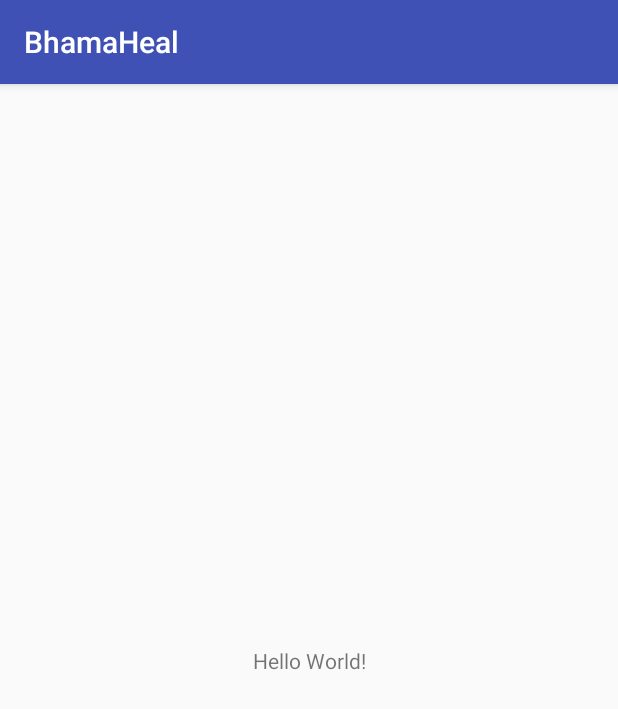
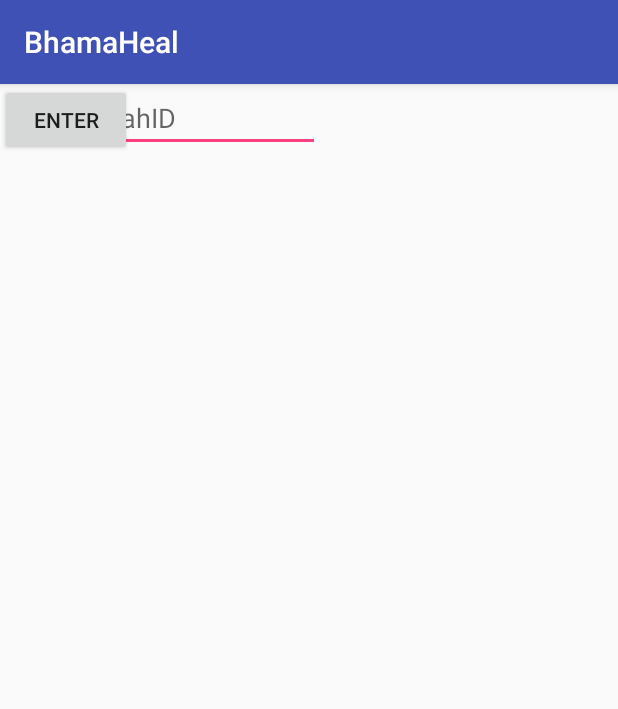
Before and after one commit to Flamingice2801/BhamaHeal-Rajasthan, an Android app: the screen it shows after launch (MainActivity), on a phone screen of 412 x 824 dp. Shown: the top 709 px of the screen. Run offline under Robolectric (Android 15) with nearby library versions, the phone set to English and light mode, and no system bars.

```diff
--- a/app/build.gradle
+++ b/app/build.gradle
@@ -26,5 +26,9 @@ dependencies {
     })
     compile 'com.android.support:appcompat-v7:25.1.1'
     compile 'com.android.support.constraint:constraint-layout:1.0.1'
+    compile 'com.squareup.retrofit2:retrofit:2.1.0'
+    compile 'com.squareup.retrofit2:converter-gson:2.1.0'
+    compile 'com.squareup.okhttp3:logging-interceptor:3.3.1'
+    compile 'com.android.support:design:25.1.1'
     testCompile 'junit:junit:4.12'
 }
--- a/app/src/main/java/com/sodevan/bhamaheal/MainActivity.java
+++ b/app/src/main/java/com/sodevan/bhamaheal/MainActivity.java
@@ -1,13 +1,39 @@
 package com.sodevan.bhamaheal;
 
+import android.content.Context;
+import android.content.Intent;
+import android.content.SharedPreferences;
+import android.os.Bundle;
 import android.support.v7.app.AppCompatActivity;
-import android.os.Bundle;
+import android.view.View;
+import android.widget.Button;
+import android.widget.EditText;
+
+import com.sodevan.bhamaheal.Activity.profile;
 
 public class MainActivity extends AppCompatActivity {
-
+    EditText bhID;
+    Button Enter;
+    public static final String MyPREFERENCES="login_prefs";
     @Override
     protected void onCreate(Bundle savedInstanceState) {
         super.onCreate(savedInstanceState);
         setContentView(R.layout.activity_main);
+        SharedPreferences sharedpreferences = getSharedPreferences(MyPREFERENCES, Context.MODE_PRIVATE);
+        final SharedPreferences.Editor editor = sharedpreferences.edit();
+        bhID= (EditText) findViewById(R.id.BhamashahID);
+        Enter= (Button) findViewById(R.id.Enter);
+        Enter.setOnClickListener(new View.OnClickListener() {
+            @Override
+            public void onClick(View view) {
+                String id=bhID.getText().toString();
+                editor.putString("bhID",id);
+                editor.commit();
+                Intent i=new Intent(MainActivity.this,profile.class);
+                startActivity(i);
+                finish();
+
+            }
+        });
     }
 }
--- a/app/src/main/res/layout/activity_main.xml
+++ b/app/src/main/res/layout/activity_main.xml
@@ -6,13 +6,21 @@
     android:layout_height="match_parent"
     tools:context="com.sodevan.bhamaheal.MainActivity">
 
-    <TextView
+    <EditText
+        android:id="@+id/BhamashahID"
         android:layout_width="wrap_content"
         android:layout_height="wrap_content"
-        android:text="Hello World!"
-        app:layout_constraintBottom_toBottomOf="parent"
-        app:layout_constraintLeft_toLeftOf="parent"
-        app:layout_constraintRight_toRightOf="parent"
-        app:layout_constraintTop_toTopOf="parent" />
+        android:ems="10"
+        android:hint="BhamashahID"
+        android:inputType="number"
+        tools:layout_editor_absoluteX="84dp"
+        tools:layout_editor_absoluteY="201dp" />
 
+    <Button
+        android:id="@+id/Enter"
+        android:layout_width="wrap_content"
+        android:layout_height="wrap_content"
+        android:text="Enter"
+        tools:layout_editor_absoluteX="147dp"
+        tools:layout_editor_absoluteY="288dp" />
 </android.support.constraint.ConstraintLayout>
--- /dev/null
+++ b/app/src/main/res/values/dimens.xml
@@ -0,0 +1,3 @@
+<resources>
+    <dimen name="fab_margin">16dp</dimen>
+</resources>
--- a/app/src/main/res/values/strings.xml
+++ b/app/src/main/res/values/strings.xml
@@ -1,3 +1,5 @@
 <resources>
     <string name="app_name">BhamaHeal</string>
+    <string name="title_activity_profile">profile</string>
+    <string name="title_activity_add_medical">AddMedical</string>
 </resources>
--- a/app/src/main/res/values/styles.xml
+++ b/app/src/main/res/values/styles.xml
@@ -8,4 +8,13 @@
         <item name="colorAccent">@color/colorAccent</item>
     </style>
 
+    <style name="AppTheme.NoActionBar">
+        <item name="windowActionBar">false</item>
+        <item name="windowNoTitle">true</item>
+    </style>
+
+    <style name="AppTheme.AppBarOverlay" parent="ThemeOverlay.AppCompat.Dark.ActionBar" />
+
+    <style name="AppTheme.PopupOverlay" parent="ThemeOverlay.AppCompat.Light" />
+
 </resources>
```
Also changed, not shown: app/src/main/AndroidManifest.xml (+8 -0 lines), app/src/main/java/com/sodevan/bhamaheal/Activity/AddMedical.java (added, +39 -0 lines), app/src/main/java/com/sodevan/bhamaheal/Activity/profile.java (added, +39 -0 lines), app/src/main/java/com/sodevan/bhamaheal/Interface/APIservice.java (added, +10 -0 lines), app/src/main/res/layout/activity_add_medical.xml (added, +33 -0 lines), app/src/main/res/layout/activity_profile.xml (added, +33 -0 lines), app/src/main/res/layout/content_add_medical.xml (added, +34 -0 lines), app/src/main/res/layout/content_profile.xml (added, +24 -0 lines).
